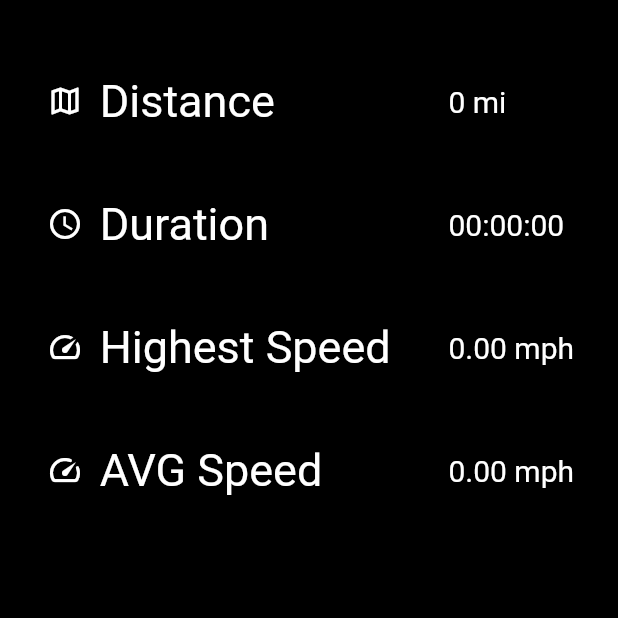
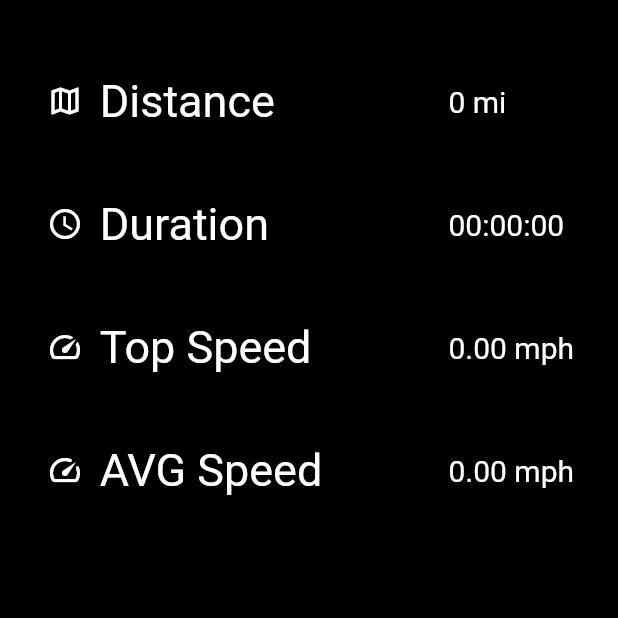
Before and after one commit to mb1shka/speedometer, a Flutter app: the SettingsWidget screen opened directly, on a phone screen of 412 x 824 dp, the top half of it. Run offline on Flutter 3.47's test engine with Material 2 defaults, Android fonts, the phone set to English and light mode, and no system bars; our stand-ins replace location.

Commit message:
little fix

```diff
--- a/lib/widgets/statistics/statistics_container.dart
+++ b/lib/widgets/statistics/statistics_container.dart
@@ -1,5 +1,8 @@
 import 'package:flutter/cupertino.dart';
 import 'package:flutter/material.dart';
+import 'package:provider/provider.dart';
+
+import '../../data.dart';
 
 class StatisticsContainer extends StatefulWidget {
   @override
@@ -130,7 +133,7 @@ class _SettingsWidget extends State<SettingsWidget> {
                   Expanded(
                     flex: 5,
                     child: Text(
-                      "Highest Speed",
+                      "Top Speed",
                       style: TextStyle(
                         color: Colors.white,
                         fontSize: 30,
@@ -140,7 +143,7 @@ class _SettingsWidget extends State<SettingsWidget> {
                   Expanded(
                     flex: 2,
                     child: Text(
-                      "0.00 mph",
+                      "${context.watch<Data>().getHighestSpeed.toStringAsFixed(2)} mph",
                       style: TextStyle(
                         color: Colors.white,
                         fontSize: 20,
```
Also changed, not shown: lib/widgets/bottom_bar.dart (+6 -6 lines).
